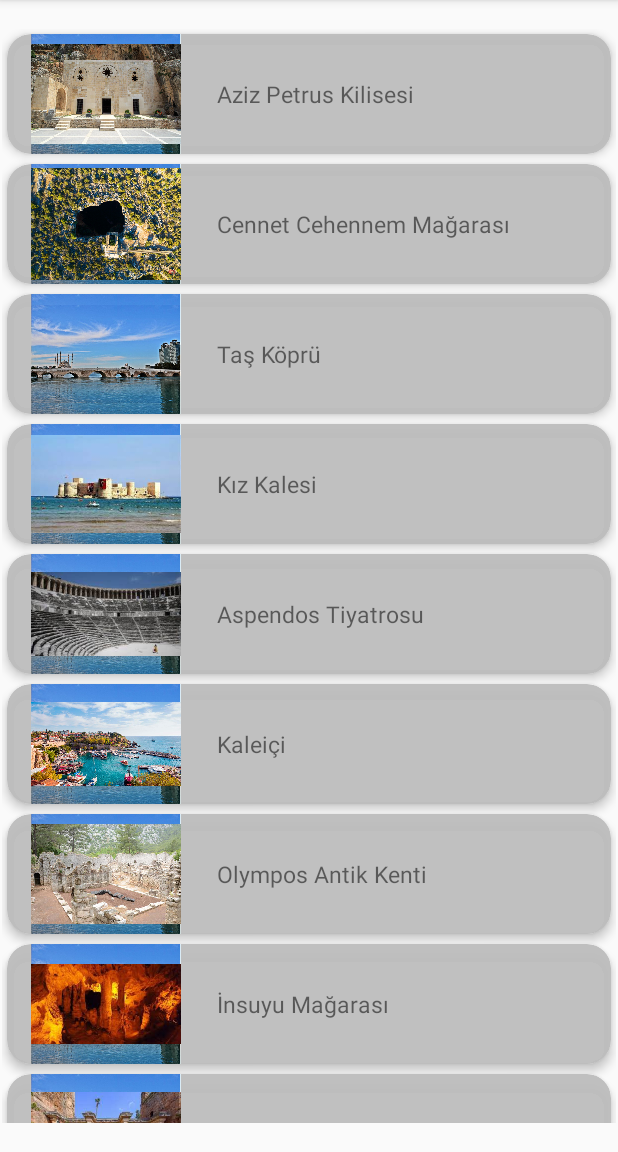
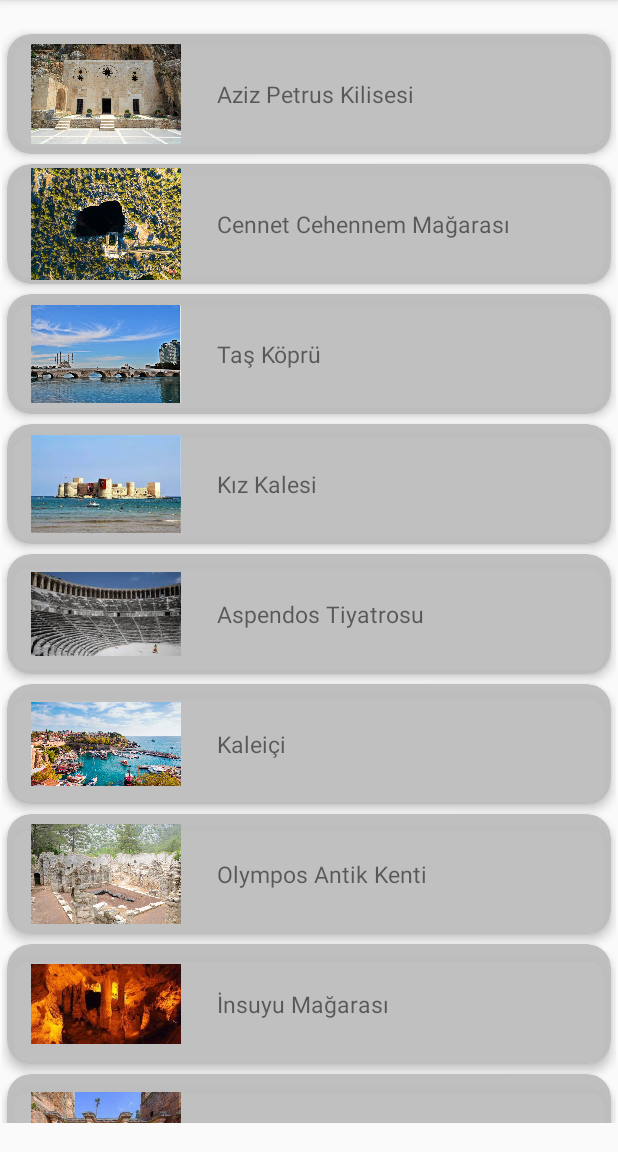
Before and after one commit to murattguzell/HistoricalAndTouristicPlace, an Android app: the screen it shows after launch (MainActivity), on a phone screen of 412 x 824 dp, the part 84-1236 px from its top. Run offline under Robolectric (Android 15) with nearby library versions, the phone set to English and light mode, and no system bars.

Commit message:
First Update

```diff
--- a/app/src/main/res/layout/recycler_row.xml
+++ b/app/src/main/res/layout/recycler_row.xml
@@ -19,7 +19,6 @@
             android:layout_width="100dp"
             android:layout_height="80dp"
             android:layout_marginStart="16dp"
-            android:background="@drawable/taskopru"
             app:layout_constraintStart_toStartOf="parent"
             app:layout_constraintTop_toTopOf="parent"
             app:layout_constraintBottom_toBottomOf="parent"/>
```
